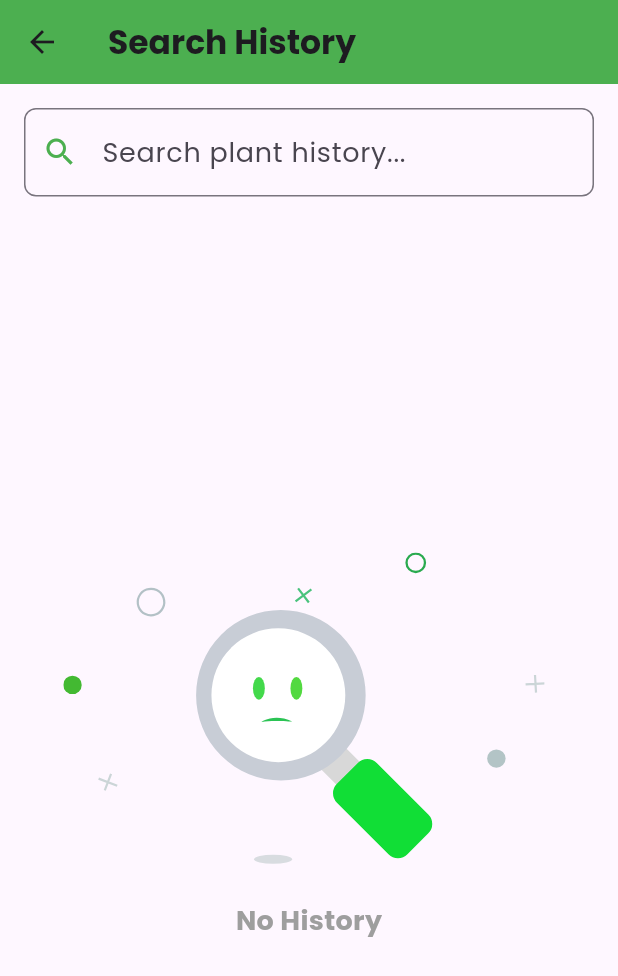
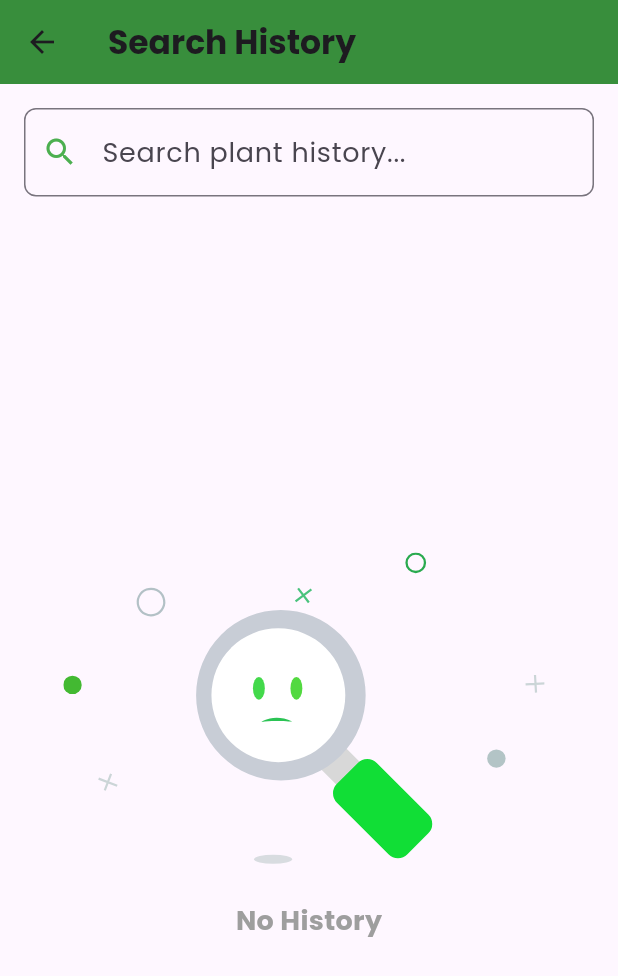
Before and after one commit to deiv44/Herbaplant, a Flutter app: the History screen opened directly, on a phone screen of 412 x 824 dp. Shown: the top 976 px of the screen. Run offline on Flutter 3.47's test engine with Material 3 defaults, Android fonts, the phone set to English and light mode, and no system bars; our stand-ins replace app_links, go_router, image_picker, introduction_screen, lottie, shared_preferences; missing offline and left inert: tutorial_coach_mark; accounts and stored records are empty; network calls fail.

Commit message:
Update History.dart

```diff
--- a/herbaplant/lib/frontend/user/Screen/History.dart
+++ b/herbaplant/lib/frontend/user/Screen/History.dart
@@ -42,7 +42,7 @@ class _HistoryState extends State<History> {
     return Scaffold(
       appBar: AppBar(
         title: Text('Search History'),
-        backgroundColor: Colors.green,
+        backgroundColor:  Colors.green.shade700,
       ),
       body: Padding(
         padding: const EdgeInsets.all(16.0),
@@ -123,7 +123,7 @@ class DetailsScreen extends StatelessWidget {
     return Scaffold(
       appBar: AppBar(
         title: Text(plantName),
-        backgroundColor: Colors.green,
+        backgroundColor: Colors.green.shade700,
       ),
       body: Center(
         child: Text(
```
